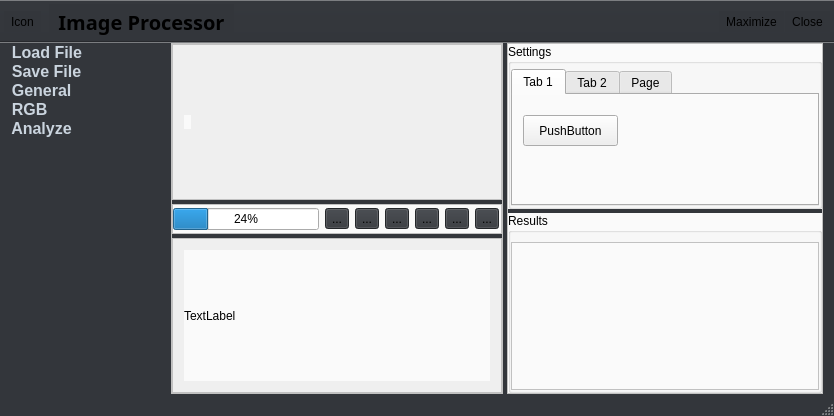
Before: the Qt Designer form ImageProcessor/mainwindow.ui in gitdev1234/ImageProcessor, drawn with Qt 5.
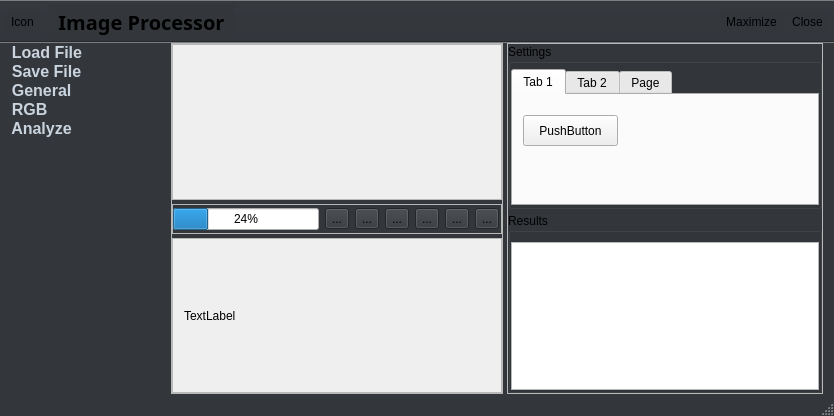
After: the same form once the commit is applied. The open tabs and pages were chosen to show the change. Icons and pictures are not drawn.

What changed in the file:
```diff
--- a/ImageProcessor/mainwindow.ui
+++ b/ImageProcessor/mainwindow.ui
@@ -31,7 +31,10 @@
 
 
 QFrame{
-       background-color:#fafafa;
+       /*background-color:#fafafa;*/
+    background-color: qlineargradient(x1: 0, y1: 0, x2: 0, y2: 1,
+	                                stop: 0 #fafafa, stop: 1 #ededed);
+
 }
 
 QStatusBar {
@@ -259,6 +262,9 @@
              <height>30</height>
             </size>
            </property>
+           <property name="styleSheet">
+            <string notr="true"/>
+           </property>
            <property name="frameShape">
             <enum>QFrame::StyledPanel</enum>
            </property>
```
Left out of the diff: 3 changed lines with no effect on the pictures.
